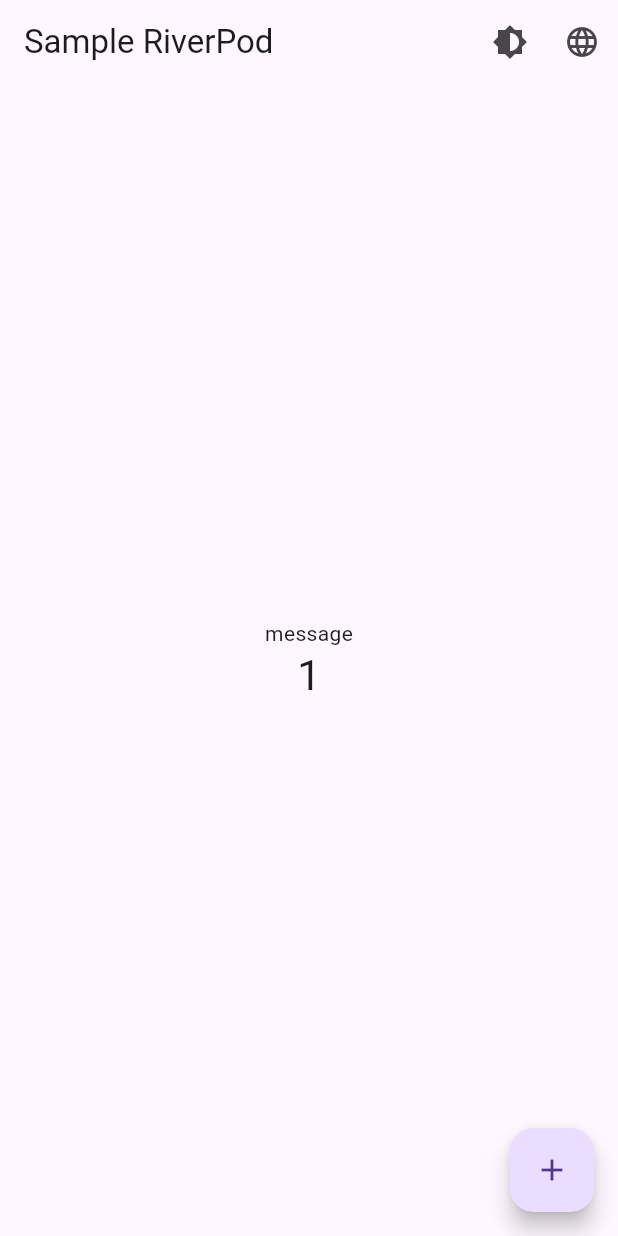
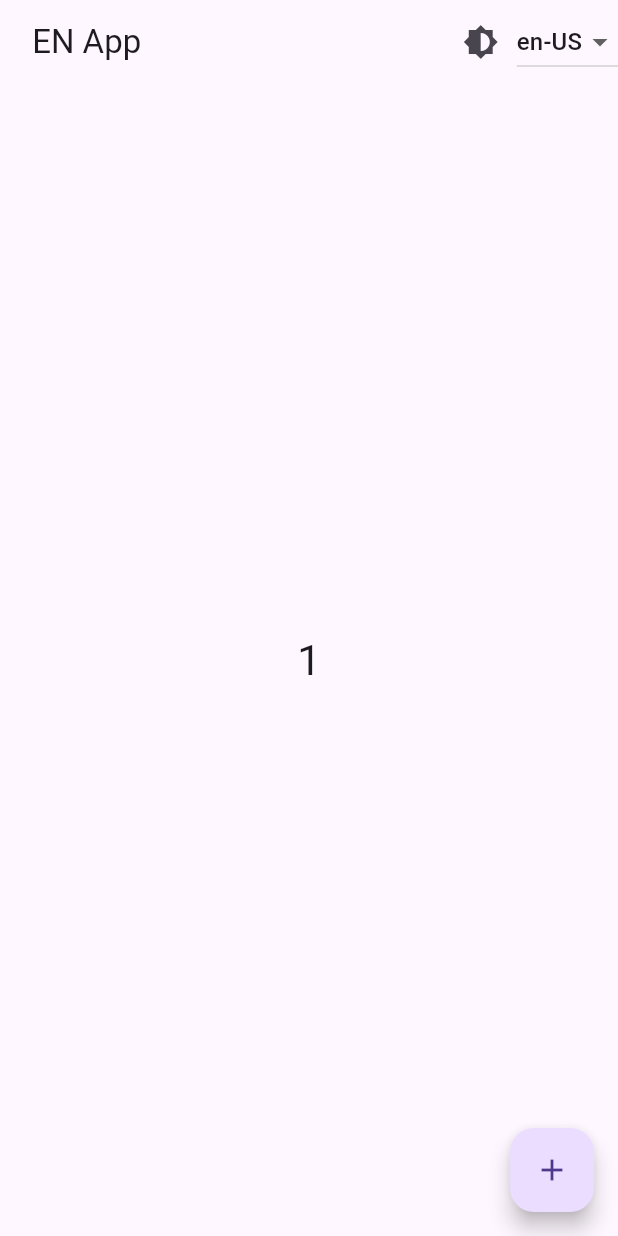
Before and after one commit to esmaeil-ahmadipour/flutter_riverpod_sample, a Flutter app: the screen it shows after launch, after a tap on the "add" icon, on a phone screen of 412 x 824 dp. Run offline on Flutter 3.47's test engine with Material 3 defaults, Android fonts, the phone set to English and light mode, and no system bars; our stand-ins replace easy_localization, flutter_riverpod, shared_preferences.

Commit message:
update(app): update code for cover switcher between 6 languages

```diff
--- /dev/null
+++ b/assets/localizations/de-DE.json
@@ -0,0 +1,3 @@
+{
+  "app_title" : " DE App "
+}
--- a/assets/localizations/en-US.json
+++ b/assets/localizations/en-US.json
@@ -1,3 +1,3 @@
 {
-  "app_title" : "Sample RiverPod"
+  "app_title" : " EN App "
 }
--- /dev/null
+++ b/assets/localizations/es-ES.json
@@ -0,0 +1,3 @@
+{
+  "app_title" : " ES App "
+}
--- a/assets/localizations/fa-IR.json
+++ b/assets/localizations/fa-IR.json
@@ -1,3 +1,3 @@
 {
-  "app_title" : "نمونه کار با ریورپاد"
+  "app_title" : " FA App "
 }
--- /dev/null
+++ b/assets/localizations/fr-FR.json
@@ -0,0 +1,3 @@
+{
+  "app_title" : " FR App "
+}
--- /dev/null
+++ b/assets/localizations/it-IT.json
@@ -0,0 +1,3 @@
+{
+  "app_title" : " IT App "
+}
--- a/lib/main.dart
+++ b/lib/main.dart
@@ -2,6 +2,15 @@
 import 'package:flutter_riverpod/flutter_riverpod.dart';
 import 'package:easy_localization/easy_localization.dart';
 import 'package:shared_preferences/shared_preferences.dart';
+
+const languages = [
+  Locale('en', 'US'),
+  Locale('fa', 'IR'),
+  Locale('es', 'ES'),
+  Locale('de', 'DE'),
+  Locale('fr', 'FR'),
+  Locale('it', 'IT'),
+];
 
 final counterProvider = StateProvider<int>((ref) => 0);
 
@@ -42,31 +51,31 @@
   }
 
   Future<void> _loadLocale() async {
-    late String languageCode;
-    late String countryCode;
+    String? languageCode;
+    String? countryCode;
     final prefs = await SharedPreferences.getInstance();
-    if (prefs.getString('languageCode') == null) {
-      languageCode = prefs.getString('languageCode') ?? 'en';
-      countryCode = prefs.getString('countryCode') ?? 'US';
+
+    for (var i = 0; i < languages.length; ++i) {
+      var language = languages[i];
+      if (prefs.getString('languageCode') == language.languageCode) {
+        languageCode = prefs.getString('languageCode')!;
+        countryCode = prefs.getString('countryCode')!;
+        break;
+      }
     }
-    if (prefs.getString('languageCode') == 'en') {
-      languageCode = prefs.getString('languageCode') ?? 'en';
-      countryCode = prefs.getString('countryCode') ?? 'US';
+    if (languageCode == null || countryCode == null) {
+      languageCode = prefs.getString('languageCode') ?? languages[0].languageCode;
+      countryCode = prefs.getString('countryCode') ?? languages[0].countryCode;
     }
-    if (prefs.getString('languageCode') == 'fa') {
-      languageCode = prefs.getString('languageCode') ?? 'fa';
-      countryCode = prefs.getString('countryCode') ?? 'IR';
-    }
+
     state = Locale(languageCode, countryCode);
   }
 
   Future<void> setLocale(Locale locale) async {
-    await Future.delayed(const Duration(milliseconds: 50), () async {
-      final prefs = await SharedPreferences.getInstance();
-      await prefs.setString('languageCode', locale.languageCode);
-      await prefs.setString('countryCode', locale.countryCode ?? '');
-      state = locale;
-    });
+    final prefs = await SharedPreferences.getInstance();
+    await prefs.setString('languageCode', locale.languageCode);
+    await prefs.setString('countryCode', locale.countryCode!);
+    state = locale;
   }
 }
 
@@ -78,7 +87,7 @@
     ProviderScope(
       child: Consumer(builder: (context, ref, _) {
         return EasyLocalization(
-          supportedLocales: const [Locale('en', 'US'), Locale('fa', 'IR')],
+          supportedLocales: languages,
           path: 'assets/localizations',
           fallbackLocale: ref.watch(localeProvider),
           useFallbackTranslations: true,
@@ -127,11 +136,25 @@
             icon: const Icon(Icons.brightness_6),
             onPressed: themeNotifier.toggleTheme,
           ),
-          IconButton(
-            icon: const Icon(Icons.language),
-            onPressed: () async {
-              await localeNotifier.setLocale(await context.getSwitchedLocale());
+          DropdownButton<Locale>(
+            value: ref.watch(localeProvider),
+            onChanged: (Locale? newLocale) async {
+              if (newLocale != null) {
+                await Future.delayed(const Duration(milliseconds: 50), () {
+                  context.setLocale(newLocale);
+                });
+                await Future.delayed(const Duration(milliseconds: 50),
+                    () async {
+                  await localeNotifier.setLocale(newLocale);
+                });
+              }
             },
+            items: languages.map((locale) {
+              return DropdownMenuItem<Locale>(
+                value: locale,
+                child: Text(locale.toLanguageTag()),
+              );
+            }).toList(),
           ),
         ],
       ),
@@ -139,7 +162,6 @@
         child: Column(
           mainAxisAlignment: MainAxisAlignment.center,
           children: <Widget>[
-            Text('message'.tr()),
             Text(
               '$counter',
               style: Theme.of(context).textTheme.headlineMedium,
@@ -149,23 +171,8 @@
       ),
       floatingActionButton: FloatingActionButton(
         onPressed: () => ref.read(counterProvider.notifier).state++,
-        tooltip: 'increment'.tr(),
         child: const Icon(Icons.add),
       ),
     );
   }
 }
-
-extension on BuildContext {
-  Future<Locale> getSwitchedLocale() async {
-    final newLocale = locale.languageCode == 'en'
-        ? const Locale('fa', 'IR')
-        : const Locale('en', 'US');
-
-    await Future.delayed(const Duration(milliseconds: 50), () {
-      setLocale(newLocale);
-    });
-
-    return newLocale;
-  }
-}
--- a/pubspec.yaml
+++ b/pubspec.yaml
@@ -63,8 +63,7 @@ flutter:
 
   # To add assets to your application, add an assets section, like this:
   assets:
-    - assets/localizations/en-US.json
-    - assets/localizations/fa-IR.json
+    - assets/localizations/
   #   - images/a_dot_ham.jpeg
 
   # An image asset can refer to one or more resolution-specific "variants", see
```
